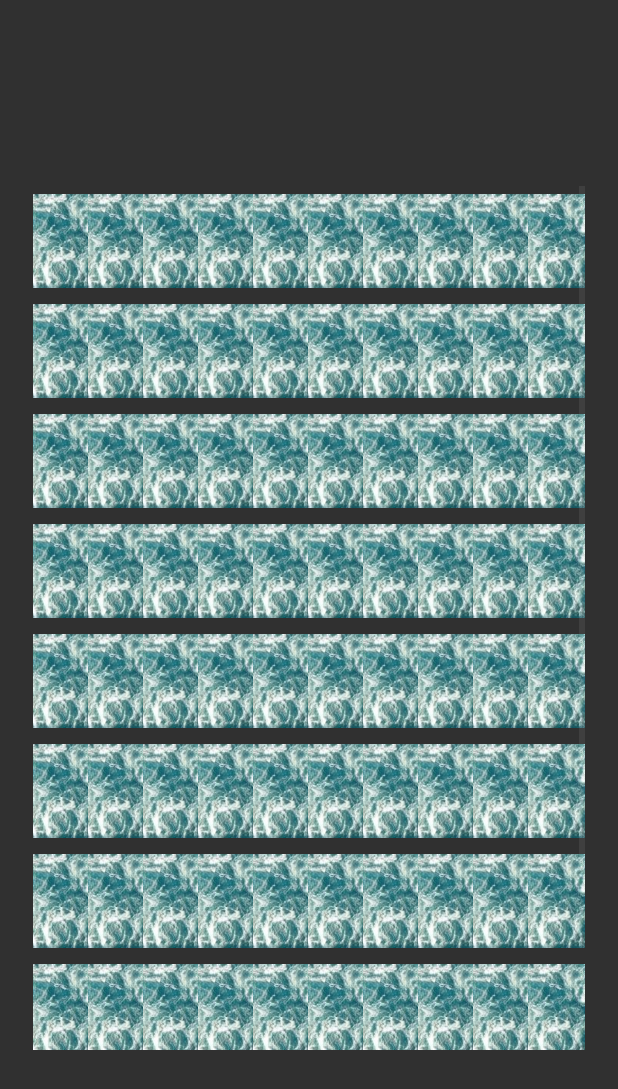
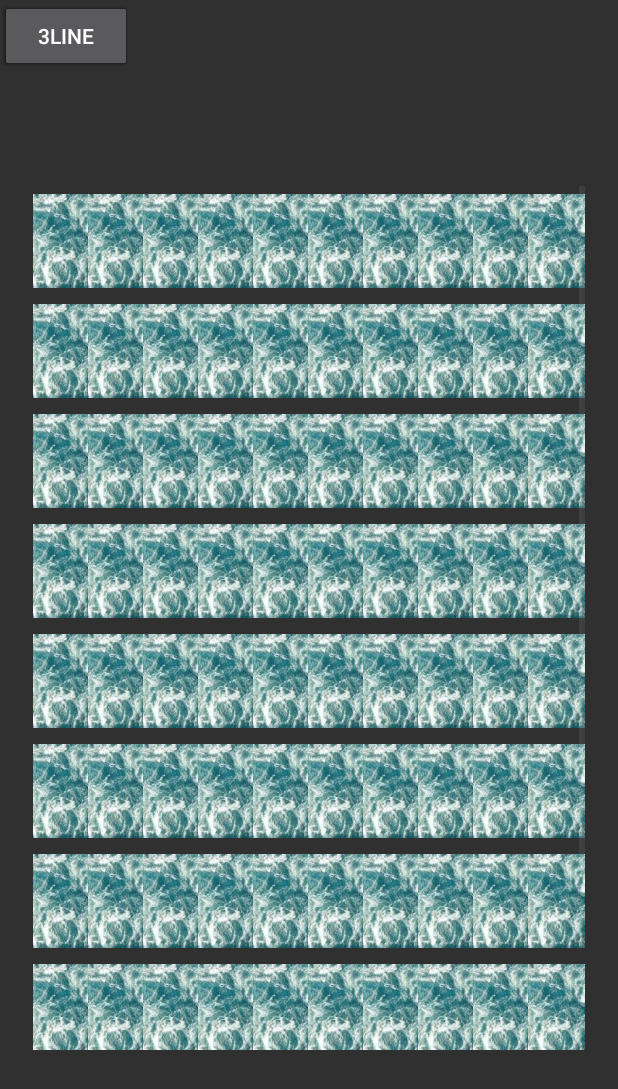
Before and after one commit to Marion904/Hackaton2_Battleship, an Android app: the GameActivity screen opened directly, with no data from a screen before it, on a phone screen of 412 x 824 dp. Shown: the top 1089 px of the screen. Run offline under Robolectric (Android 15) with nearby library versions, the phone set to English and light mode, and no system bars.

Commit message:
Ship Float

```diff
--- a/app/src/main/java/com/example/wilder/myapplication/GameActivity.java
+++ b/app/src/main/java/com/example/wilder/myapplication/GameActivity.java
@@ -1,29 +1,104 @@
 package com.example.wilder.myapplication;
 
+import android.app.Dialog;
+import android.content.DialogInterface;
 import android.os.Bundle;
+import android.support.v7.app.AlertDialog;
 import android.support.v7.app.AppCompatActivity;
 import android.view.View;
 import android.widget.AdapterView;
+import android.widget.Button;
 import android.widget.GridView;
 import android.widget.Toast;
 
-public class GameActivity extends AppCompatActivity {
+public class GameActivity extends AppCompatActivity implements View.OnClickListener{
+
+    Ship ship1 = new Ship(1,3,"LShape");
+    Ship ship2 = new Ship(4,3,"UShape");
+    Ship ship3 = new Ship(3,3,"Line3");
+    Ship ship4 = new Ship(2,2,"Line2");
+    Ship ship5 = new Ship(3,3,"Line3");
+
+    Button LShape;
+    Button UShape;
+    Button Line3;
+    Button Line2;
+
 
     @Override
-    protected void onCreate(Bundle savedInstanceState) {
+    protected void onCreate(final Bundle savedInstanceState) {
         super.onCreate(savedInstanceState);
         setContentView(R.layout.activity_game);
 
+        LShape = (Button) findViewById(R.id.LShape);
+        UShape = (Button) findViewById(R.id.UShape);
+        Line3 = (Button) findViewById(R.id.Line3);
+        Line2 =(Button) findViewById(R.id.Line2);
+        LShape.setOnClickListener(this);
+        UShape.setOnClickListener(this);
+        Line3.setOnClickListener(this);
+        Line2.setOnClickListener(this);
+/**
+        myFloat.add(ship1);
+        myFloat.add(ship2);
+        myFloat.add(ship3);
+        myFloat.add(ship4);
+        myFloat.add(ship5);**/
+
+
         GridView gridview = (GridView) findViewById(R.id.gridview);
         gridview.setAdapter(new ImageAdapter(this));
-
         gridview.setOnItemClickListener(new AdapterView.OnItemClickListener() {
             public void onItemClick(AdapterView<?> parent, View v,
                                     int position, long id) {
-                Toast.makeText(GameActivity.this, "" + position,
+                onCreateDialog();
+                Toast.makeText(GameActivity.this, "Choisis ton bateau",
                         Toast.LENGTH_SHORT).show();
             }
         });
 
+
+    }
+
+    public Dialog onCreateDialog() {
+        AlertDialog.Builder builder = new AlertDialog.Builder(GameActivity.this);
+        builder.setTitle(R.string.pick_ship)
+                .setItems(R.array.ships_array, new DialogInterface.OnClickListener() {
+                    public void onClick(DialogInterface dialog, int which) {
+                        // The 'which' argument contains the index position
+                        // of the selected item
+                    }
+                });
+        return builder.create();
+    }
+
+    @Override
+    public void onClick(View v) {
+        if(v==LShape){
+            if(ship1.getmPositionned()){
+                Toast.makeText(GameActivity.this,"Ton navire est déjà positionné!",Toast.LENGTH_SHORT).show();
+                return;
+            }
+            GridView gridview = (GridView) findViewById(R.id.gridview);
+            gridview.setAdapter(new ImageAdapter(this));
+            gridview.setOnItemClickListener(new AdapterView.OnItemClickListener() {
+                public void onItemClick(AdapterView<?> parent, View v,
+                                        int position, long id) {
+
+                    Toast.makeText(GameActivity.this, "" + position,
+                            Toast.LENGTH_SHORT).show();
+                }
+            });
+
+        }
+        if(v==UShape){
+
+        }
+        if(v==Line3){
+
+        }
+        if(v==Line2){
+
+        }
     }
 }
--- /dev/null
+++ b/app/src/main/java/com/example/wilder/myapplication/Ship.java
@@ -0,0 +1,95 @@
+package com.example.wilder.myapplication;
+
+/**
+ * Created by wilder on 27/04/17.
+ */
+
+public class Ship {
+
+    private final int mType;
+    private final int mSize;
+    private final String mName;
+    private Boolean mSunk;
+    private int mHit;
+
+    private Boolean mPositionned;
+    private ShipType mShipType;
+    private Direction mDirection;
+    private int mx;
+    private int my;
+
+    public Ship(ShipType shipType) {
+        mType=mShipType.getmType();
+        mSize=mShipType.getmSize();
+        mName=mShipType.getmName();
+        mShipType= shipType;
+        mPositionned =false;
+        mSunk=false;
+        mx=0;
+        my=0;
+        mHit=0;
+
+    }
+    public Ship(int type, int size, String name) {
+        mType=type;
+        mSize=size;
+        mName=name;
+        mPositionned =false;
+        mSunk=false;
+        mx=0;
+        my=0;
+        mHit=0;
+    }
+
+    public int getmType() {
+        return mType;
+    }
+
+    public int getmSize() {
+        return mSize;
+    }
+
+    public String getmName() {
+        return mName;
+    }
+
+    public Boolean getmPositionned() {
+        return mPositionned;
+    }
+
+    public void setmPositionned(Boolean mPositionned) {
+        this.mPositionned = mPositionned;
+    }
+
+    public ShipType getmShipType() {
+        return mShipType;
+    }
+
+    public void setmShipType(ShipType mShipType) {
+        this.mShipType = mShipType;
+    }
+
+    public Direction getmDirection() {
+        return mDirection;
+    }
+
+    public void setmDirection(Direction mDirection) {
+        this.mDirection = mDirection;
+    }
+
+    public int getMx() {
+        return mx;
+    }
+
+    public void setMx(int mx) {
+        this.mx = mx;
+    }
+
+    public int getMy() {
+        return my;
+    }
+
+    public void setMy(int my) {
+        this.my = my;
+    }
+}
--- a/app/src/main/res/layout/activity_game.xml
+++ b/app/src/main/res/layout/activity_game.xml
@@ -22,4 +22,26 @@
         app:layout_constraintLeft_toLeftOf="parent"
         app:layout_constraintRight_toRightOf="parent"
         app:layout_constraintTop_toTopOf="parent" />
+
+    <Button
+        android:layout_width="wrap_content"
+        android:layout_height="wrap_content"
+        android:text="@string/ship1_button"
+        android:id="@+id/LShape"/>
+
+    <Button
+        android:layout_width="wrap_content"
+        android:layout_height="wrap_content"
+        android:text="@string/ship2_button"
+        android:id="@+id/UShape"/>
+    <Button
+        android:layout_width="wrap_content"
+        android:layout_height="wrap_content"
+        android:text="@string/ship3_button"
+        android:id="@+id/Line3"/>
+    <Button
+        android:layout_width="wrap_content"
+        android:layout_height="wrap_content"
+        android:text="@string/ship5_button"
+        android:id="@+id/Line2"/>
 </android.support.constraint.ConstraintLayout>
--- /dev/null
+++ b/app/src/main/res/values/array.xml
@@ -0,0 +1,9 @@
+<?xml version="1.0" encoding="utf-8"?>
+<resources>
+        <string-array name="ships_array">socksCategory
+            <item>Chaussettes</item>
+            <item>Chaussons</item>
+            <item>Tongs</item>
+            <item>Aucune catégorie</item>
+        </string-array>
+</resources>
--- a/app/src/main/res/values/strings.xml
+++ b/app/src/main/res/values/strings.xml
@@ -4,4 +4,10 @@
     <string name="title_activity_menu">MenuActivity</string>
     <string name="dummy_button">Dummy Button</string>
     <string name="dummy_content">DUMMY\nCONTENT</string>
+    <string name="new_ship_button">Ajouter un navire</string>
+    <string name="ship1_button">LSHAPE</string>
+    <string name="ship2_button">USHAPE</string>
+    <string name="ship3_button">2Line</string>
+    <string name="ship5_button">3Line</string>
+    <string name="pick_ship">Quel navire?</string>
 </resources>
```
Also changed, not shown: app/src/main/java/com/example/wilder/myapplication/Direction.java (renamed from app/src/main/java/com/example/wilder/myapplication/LShape.java, +6 -1 lines), app/src/main/java/com/example/wilder/myapplication/Line2Shape.java (deleted, +0 -8 lines), app/src/main/java/com/example/wilder/myapplication/Line3Shape.java (deleted, +0 -8 lines), app/src/main/java/com/example/wilder/myapplication/ShipType.java (+26 -1 lines), app/src/main/java/com/example/wilder/myapplication/UShape.java (deleted, +0 -8 lines).
